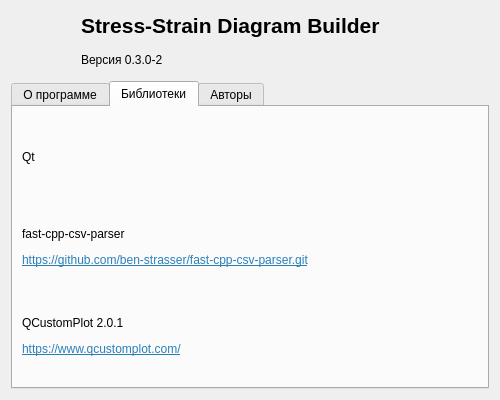
First picture: the form in infprg.ui, repository Raven-98/stress-strain_diagram_builder, before the edit.
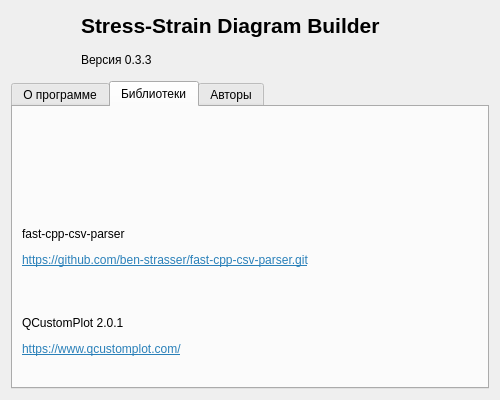
Second picture: the form after the edit. The open tabs and pages were chosen to show the change. Icons and pictures are not drawn.

The edit to the form file:
```diff
--- a/infprg.ui
+++ b/infprg.ui
@@ -49,7 +49,7 @@
          <item>
           <widget class="QLabel" name="label_3">
            <property name="text">
-            <string>&lt;html&gt;&lt;head/&gt;&lt;body&gt;&lt;p&gt;Версия 0.3.0-2&lt;/p&gt;&lt;/body&gt;&lt;/html&gt;</string>
+            <string>&lt;html&gt;&lt;head/&gt;&lt;body&gt;&lt;p&gt;Версия 0.3.3&lt;/p&gt;&lt;/body&gt;&lt;/html&gt;</string>
            </property>
           </widget>
          </item>
@@ -108,7 +108,7 @@
          <item>
           <widget class="QLabel" name="label_7">
            <property name="text">
-            <string>&lt;html&gt;&lt;head/&gt;&lt;body&gt;&lt;p&gt;Qt&lt;/p&gt;&lt;/body&gt;&lt;/html&gt;</string>
+            <string>&lt;html&gt;&lt;head/&gt;&lt;body&gt;&lt;p&gt;&lt;br/&gt;&lt;/p&gt;&lt;/body&gt;&lt;/html&gt;</string>
            </property>
           </widget>
          </item>
```
Left out of the diff: 4 changed lines with no effect on the pictures.
